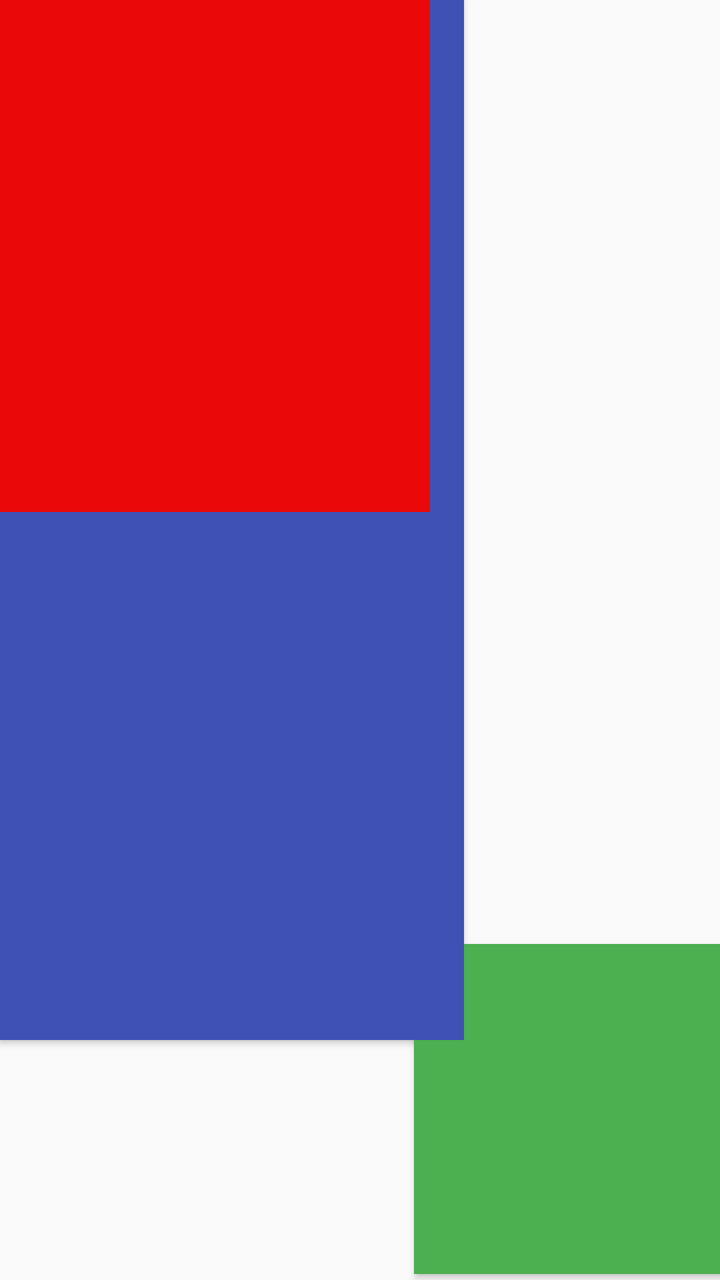
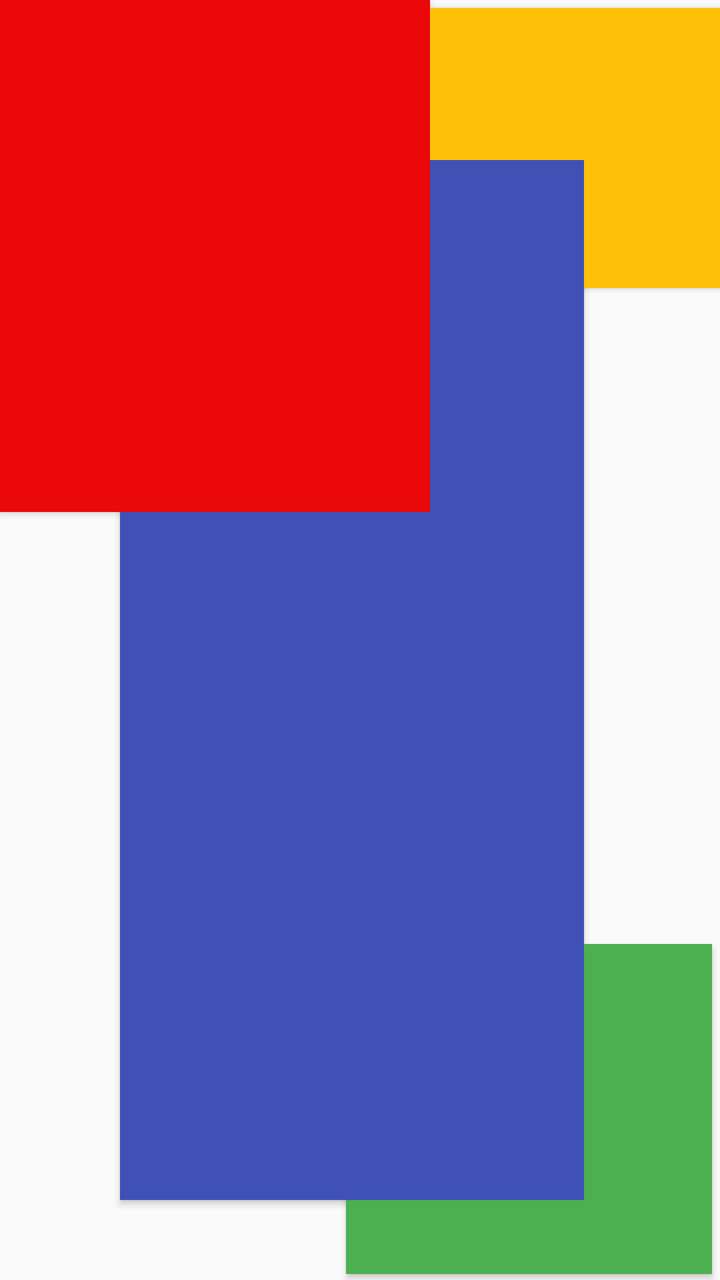

Screens rendered from an Android XML layout before and after an edit, with the pre-edit source and the edit as a unified diff.
<!-- AndroidManifest.xml: activity theme Theme.LabLayerts -->
<!-- res/layout/activity_main.xml -->
<?xml version="1.0" encoding="utf-8"?>
<LinearLayout xmlns:android="http://schemas.android.com/apk/res/android"
    xmlns:app="http://schemas.android.com/apk/res-auto"
    xmlns:tools="http://schemas.android.com/tools"
    android:orientation="vertical"
             android:layout_width="match_parent"
             android:layout_height="match_parent">

    <androidx.constraintlayout.widget.ConstraintLayout
        android:layout_width="match_parent"
        android:layout_height="match_parent">

        <Button
            android:id="@+id/LighBlue"
            android:layout_width="394dp"
            android:layout_height="148dp"
            android:layout_marginTop="1dp"
            android:layout_marginBottom="31dp"
            android:background="#03A9F4"
            app:layout_constraintBottom_toBottomOf="parent"
            app:layout_constraintTop_toBottomOf="@+id/Green"
            app:layout_constraintVertical_bias="1.0"
            tools:layout_editor_absoluteX="9dp" />

        <Button
            android:id="@+id/Green"
            android:layout_width="183dp"
            android:layout_height="165dp"
            android:layout_marginTop="472dp"
            android:layout_marginEnd="4dp"
            android:background="#4CAF50"
            app:layout_constraintEnd_toEndOf="@+id/LighBlue"
            app:layout_constraintTop_toTopOf="parent" />

        <Button
            android:id="@+id/Yellow"
            android:layout_width="213dp"
            android:layout_height="140dp"
            android:background="#FFC107"
            app:layout_constraintTop_toTopOf="parent"
            tools:layout_editor_absoluteX="208dp" />

        <Button
            android:id="@+id/Blue"
            android:layout_width="232dp"
            android:layout_height="520dp"
            android:background="#3F51B5"
            tools:layout_editor_absoluteX="79dp"
            tools:layout_editor_absoluteY="89dp" />

        <Button
            android:id="@+id/Red"
            android:layout_width="215dp"
            android:layout_height="256dp"
            android:background="#EA0808"
            tools:layout_editor_absoluteX="1dp"
            tools:layout_editor_absoluteY="-1dp" />

    </androidx.constraintlayout.widget.ConstraintLayout>

</LinearLayout>
<!-- resources referenced by this layout -->
<resources>
  <style name="Theme.LabLayerts" parent="android:Theme.Material.Light.NoActionBar" />
</resources>

<!-- the commit's change to res/layout/activity_main.xml (unified diff, before → after) -->
@@ -3,8 +3,8 @@
     xmlns:app="http://schemas.android.com/apk/res-auto"
     xmlns:tools="http://schemas.android.com/tools"
     android:orientation="vertical"
-             android:layout_width="match_parent"
-             android:layout_height="match_parent">
+    android:layout_width="match_parent"
+    android:layout_height="match_parent">
 
     <androidx.constraintlayout.widget.ConstraintLayout
         android:layout_width="match_parent"
@@ -12,15 +12,16 @@
 
         <Button
             android:id="@+id/LighBlue"
-            android:layout_width="394dp"
-            android:layout_height="148dp"
+            android:layout_width="405dp"
+            android:layout_height="153dp"
             android:layout_marginTop="1dp"
             android:layout_marginBottom="31dp"
             android:background="#03A9F4"
             app:layout_constraintBottom_toBottomOf="parent"
+            app:layout_constraintEnd_toEndOf="parent"
+            app:layout_constraintStart_toStartOf="parent"
             app:layout_constraintTop_toBottomOf="@+id/Green"
-            app:layout_constraintVertical_bias="1.0"
-            tools:layout_editor_absoluteX="9dp" />
+            app:layout_constraintVertical_bias="1.0" />
 
         <Button
             android:id="@+id/Green"
@@ -29,33 +30,36 @@
             android:layout_marginTop="472dp"
             android:layout_marginEnd="4dp"
             android:background="#4CAF50"
-            app:layout_constraintEnd_toEndOf="@+id/LighBlue"
-            app:layout_constraintTop_toTopOf="parent" />
+            app:layout_constraintTop_toTopOf="parent"
+            app:layout_constraintEnd_toEndOf="parent" />
 
         <Button
             android:id="@+id/Yellow"
             android:layout_width="213dp"
             android:layout_height="140dp"
+            android:layout_marginStart="204dp"
+            android:layout_marginTop="4dp"
             android:background="#FFC107"
-            app:layout_constraintTop_toTopOf="parent"
-            tools:layout_editor_absoluteX="208dp" />
+            app:layout_constraintStart_toStartOf="parent"
+            app:layout_constraintTop_toTopOf="parent" />
 
         <Button
             android:id="@+id/Blue"
             android:layout_width="232dp"
             android:layout_height="520dp"
+            android:layout_marginStart="60dp"
+            android:layout_marginTop="80dp"
             android:background="#3F51B5"
-            tools:layout_editor_absoluteX="79dp"
-            tools:layout_editor_absoluteY="89dp" />
+            app:layout_constraintStart_toStartOf="parent"
+            app:layout_constraintTop_toTopOf="parent" />
 
         <Button
             android:id="@+id/Red"
             android:layout_width="215dp"
             android:layout_height="256dp"
             android:background="#EA0808"
-            tools:layout_editor_absoluteX="1dp"
-            tools:layout_editor_absoluteY="-1dp" />
+            app:layout_constraintTop_toTopOf="parent"
+            app:layout_constraintStart_toStartOf="parent" />
 
     </androidx.constraintlayout.widget.ConstraintLayout>
-
 </LinearLayout>
